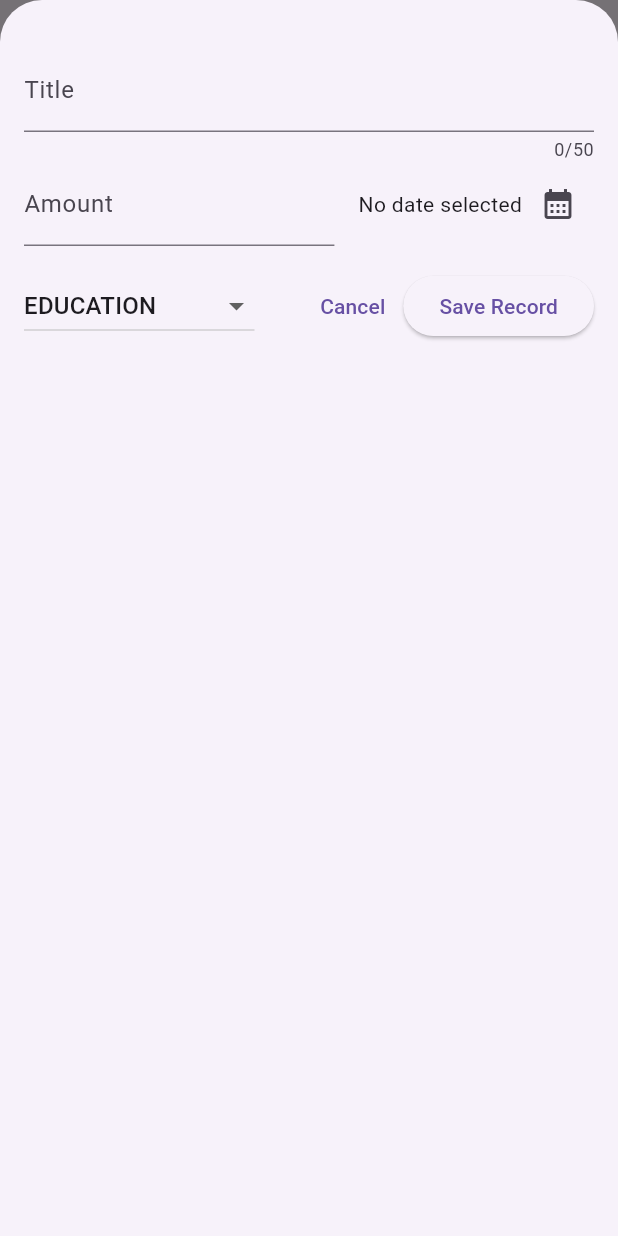
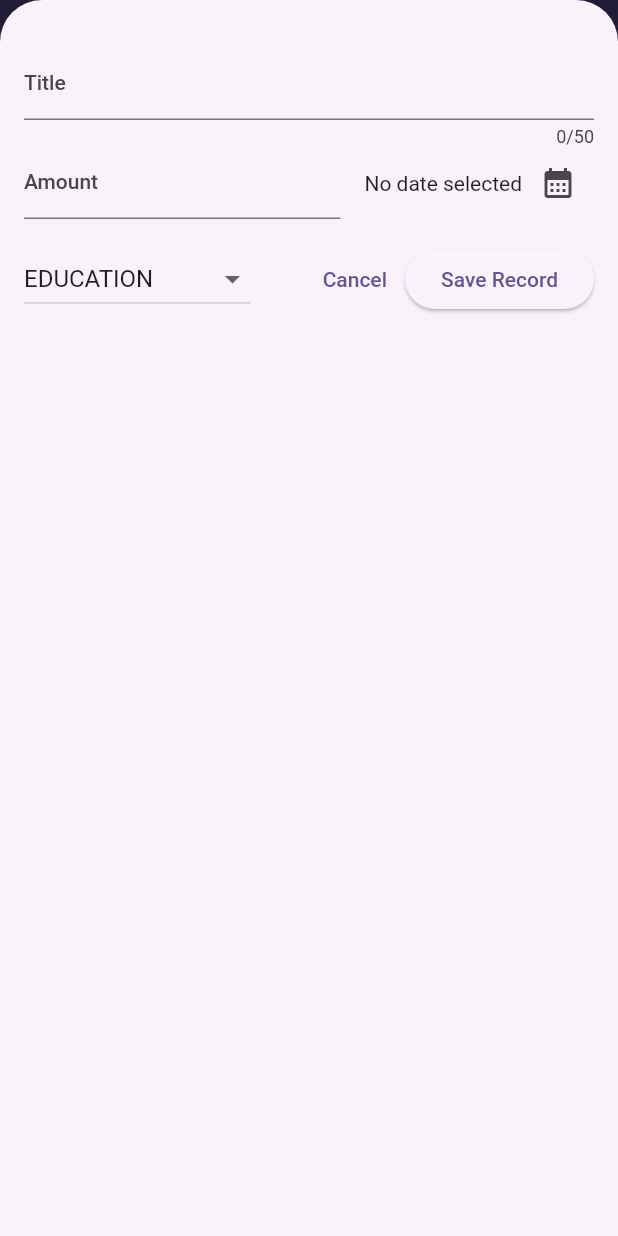
Before and after one commit to seamoonpandey/budget-tracker, a Flutter app: the screen it shows after launch, after a tap on the "add" icon, on a phone screen of 412 x 824 dp. Run offline on Flutter 3.47's test engine with Material 2 defaults, Android fonts, the phone set to English and light mode, and no system bars.

Commit message:
overwriting themes

```diff
--- a/lib/main.dart
+++ b/lib/main.dart
@@ -1,11 +1,19 @@
 import 'package:budget_tracker/widgets/expenses.dart';
 import 'package:flutter/material.dart';
+
+var kColorScheme =
+    ColorScheme.fromSeed(seedColor: const Color.fromARGB(255, 96, 59, 181));
 
 void main() {
   runApp(
     MaterialApp(
-      theme: ThemeData(
+      theme: ThemeData().copyWith(
         useMaterial3: true,
+        colorScheme: kColorScheme,
+        appBarTheme: const AppBarTheme().copyWith(
+          backgroundColor: kColorScheme.onPrimaryContainer,
+          foregroundColor: kColorScheme.primaryContainer,
+        ),
       ),
       home: const Expenses(),
     ),
```
